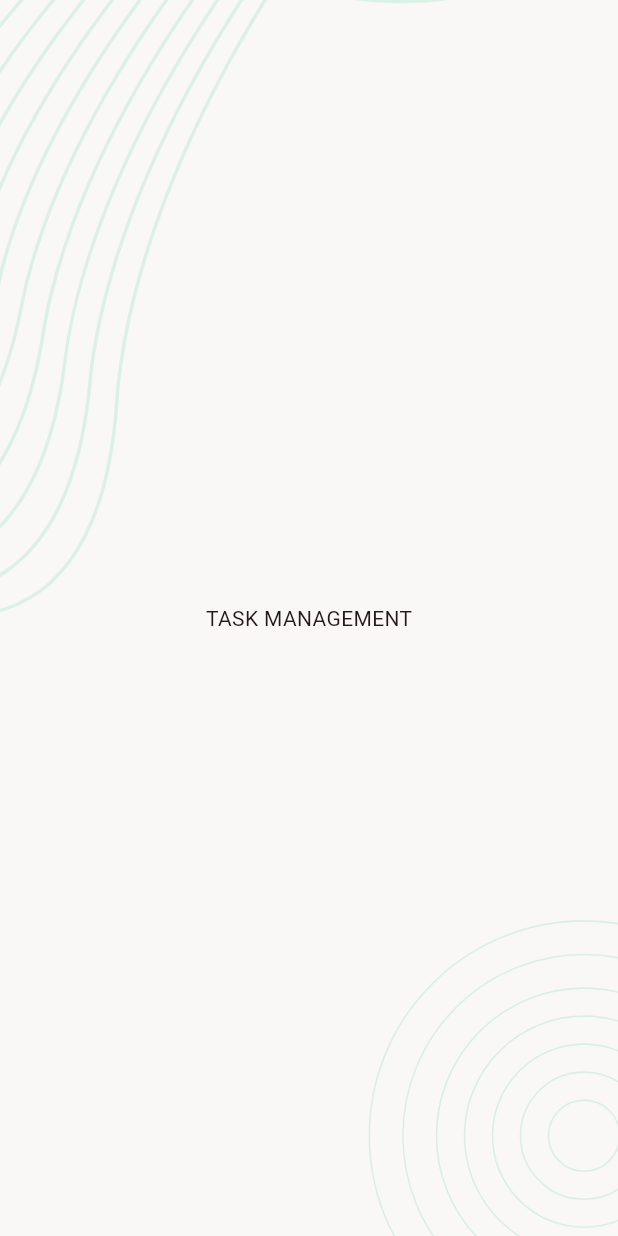
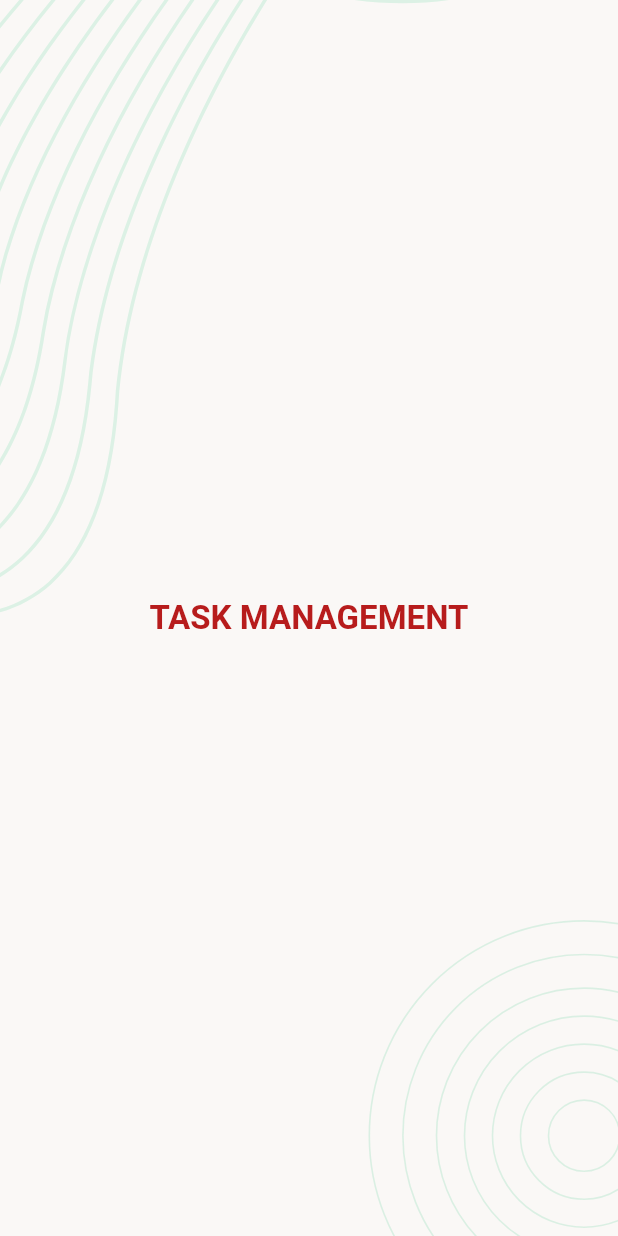
Before and after one commit to rimuakter057/task_managment_live_project, a Flutter app: the first screen one second after launch, on a phone screen of 412 x 824 dp. Run offline on Flutter 3.47's test engine with Material 3 defaults, Android fonts, the phone set to English and light mode, and no system bars; our stand-ins replace flutter_svg, fluttertoast, image_picker, pin_code_fields, shared_preferences; accounts and stored records are empty; Roboto replaces fonts that are missing (Poppins).

Commit message:
complete task

```diff
--- a/lib/data/service/network_caller.dart
+++ b/lib/data/service/network_caller.dart
@@ -2,7 +2,6 @@ import 'dart:convert';
 import 'package:flutter/cupertino.dart';
 import 'package:http/http.dart';
 import 'package:task_management_live_project/view/screens/on_boarding_screens/signIn_screen/signIn_screen.dart';
-
 import '../../app.dart';
 import '../../controllers/auth_controller.dart';
 
@@ -62,7 +61,7 @@ static  Future <NetworkResponse> postRequest({required Map<String,dynamic> body,
           'token':AuthController.accessToken??''},
         body:jsonEncode(body) );
     if (response.statusCode==200){
-      // ata print hoy
+
       debugPrint("status code = ${response.statusCode}");
       final decodedData= jsonDecode(response.body);
       debugPrint(decodedData.toString());
@@ -80,7 +79,7 @@ static  Future <NetworkResponse> postRequest({required Map<String,dynamic> body,
           isSuccess:false,
           errorMessage: "bad request");
     } else if (response.statusCode == 401) {
-   //   await _logout();
+      await _logout();
       return NetworkResponse(
           isSuccess: false, statusCode: response.statusCode);
     }
@@ -88,7 +87,6 @@ static  Future <NetworkResponse> postRequest({required Map<String,dynamic> body,
       return NetworkResponse(
         isSuccess: false,
         statusCode: response.statusCode,
-
       );
     }
     }catch(e){
--- a/lib/theme/theme_styles.dart
+++ b/lib/theme/theme_styles.dart
@@ -49,7 +49,7 @@ inputDecorationTheme: InputDecorationTheme(
         fontSize: 14,
         color: AppColors.black
     ),
-    titleSmall: TextStyle(
+    titleSmall: const TextStyle(
       color: Colors.grey,
       fontWeight: FontWeight.w500,
     ),
@@ -63,7 +63,7 @@ inputDecorationTheme: InputDecorationTheme(
 
         padding: const EdgeInsets.symmetric(vertical: 12,horizontal: 16),
         foregroundColor: AppColors.white,
-        textStyle: TextStyle(
+        textStyle: const TextStyle(
             fontSize: 20,
             fontFamily: 'poppins',
             fontWeight: FontWeight.w500
--- a/lib/utils/styles.dart
+++ b/lib/utils/styles.dart
@@ -54,7 +54,7 @@ fixedSize:const Size.fromWidth(double .maxFinite),
 
   padding: const EdgeInsets.symmetric(vertical: 12,horizontal: 16),
   foregroundColor: AppColors.white,
-  textStyle: TextStyle(
+  textStyle: const TextStyle(
     fontSize: 20,
     fontFamily: 'poppins',
     fontWeight: FontWeight.w500
--- a/lib/view/screens/on_boarding_screens/splash_screen.dart
+++ b/lib/view/screens/on_boarding_screens/splash_screen.dart
@@ -1,4 +1,5 @@
 import 'package:flutter/material.dart';
+import 'package:task_management_live_project/utils/colors.dart';
 import 'package:task_management_live_project/view/screens/on_boarding_screens/signIn_screen/signIn_screen.dart';
 import '../../../controllers/auth_controller.dart';
 import '../../widget/app_logo.dart';
@@ -19,31 +20,33 @@ class _SplashScreenState extends State<SplashScreen> {
   @override
   void initState() {
     super.initState();
- nextScreen();
+    nextScreen();
   }
+
   Future<void> nextScreen() async {
     await Future.delayed(const Duration(seconds: 3));
     bool isUserLoggedIn = await AuthController.isUserLoggedIn();
     if (isUserLoggedIn) {
- /*     Navigator.pushNamedAndRemoveUntil(context, NavScreen.routeName, (_) => false);*/
-    Navigator.pushNamedAndRemoveUntil(context, NavScreen.routeName,(value) => false);
-
-    }else{
+      Navigator.pushNamedAndRemoveUntil(
+          context, NavScreen.routeName, (value) => false);
+    } else {
       Navigator.pushReplacementNamed(context, SignInScreen.routeName);
     }
-
   }
-
 
   @override
   Widget build(BuildContext context) {
     return Scaffold(
-      body:ScreenBackground(
-        child:Center(
-          child: Text("TASK MANAGEMENT"),
-        ) ,
-
-      )
-    );
+        body: ScreenBackground(
+      child: Center(
+        child: Text(
+          "TASK MANAGEMENT",
+          style: Theme.of(context)
+              .textTheme
+              .titleLarge!
+              .copyWith(color: AppColors.primaryColor),
+        ),
+      ),
+    ));
   }
 }
--- a/lib/view/screens/profile_screens/email_verification/email_verification_screen.dart
+++ b/lib/view/screens/profile_screens/email_verification/email_verification_screen.dart
@@ -32,7 +32,7 @@ class _EmailVerificationScreenState extends State<EmailVerificationScreen> {
               ),
               const SizedBox(height: 10,),
               TextFormField(
-                decoration: InputDecoration(
+                decoration: const InputDecoration(
                   labelText: 'New Password',
                 ),
               ),
```
Also changed, not shown: lib/view/screens/profile_screens/profile_update_screen/profile_update.dart (+0 -12 lines), lib/view/screens/task_screens/nav_screen/nav_screen.dart (+5 -5 lines), lib/view/screens/task_screens/new_task_list_screen/new_task_list_screen.dart (+10 -2 lines), lib/view/screens/task_screens/task_cancel_list_screen/task_cancel_list_screen.dart (+4 -4 lines).
